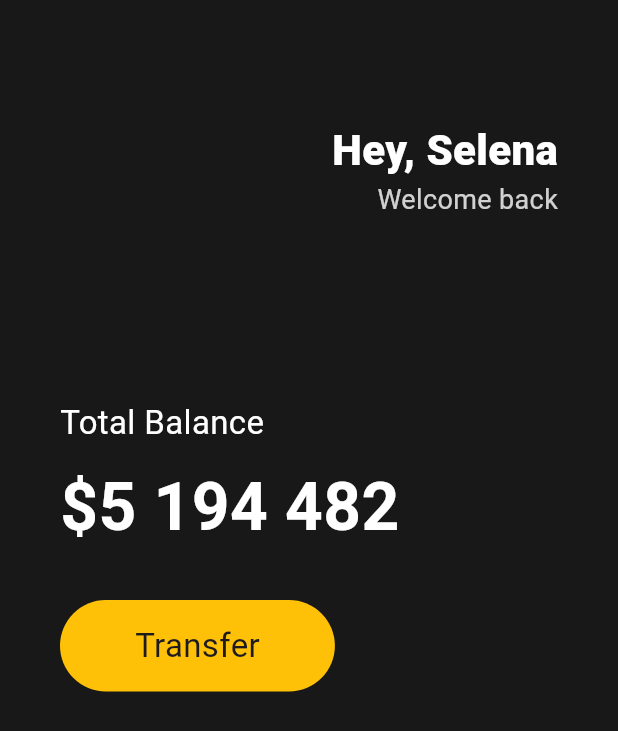
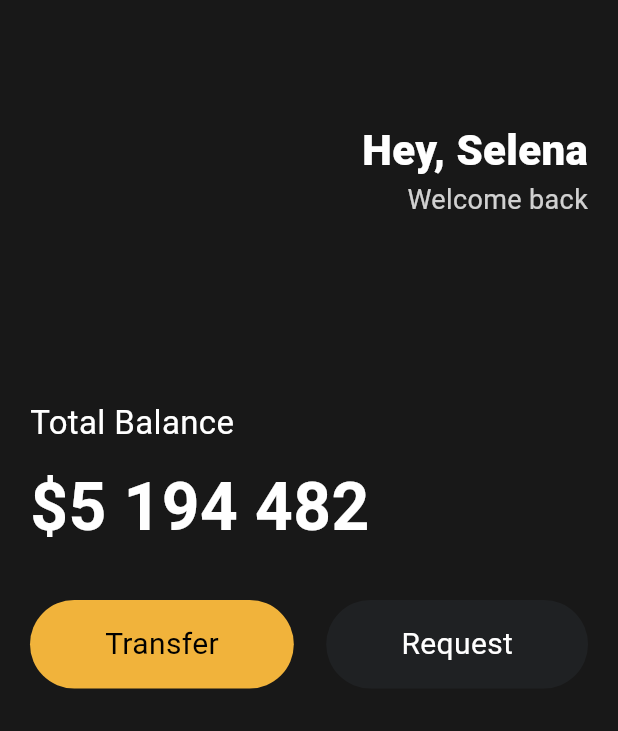
Before and after one commit to de-quei/toonflix, a Flutter app: the screen it shows after launch, on a phone screen of 412 x 824 dp. Shown: the top 731 px of the screen. Run offline on Flutter 3.47's test engine with Material 3 defaults, Android fonts, the phone set to English and light mode, and no system bars.

Commit message:
button class화

```diff
--- a/lib/main.dart
+++ b/lib/main.dart
@@ -1,6 +1,7 @@
 // ignore_for_file: prefer_const_constructors
 
 import 'package:flutter/material.dart';
+import 'package:toonflix/widgets/button.dart';
 
 void main() {
   runApp(App());
@@ -17,7 +18,7 @@ class App extends StatelessWidget {
           backgroundColor: const Color(0xFF181818),
           body: Padding(
             padding: const EdgeInsets.symmetric(
-              horizontal: 40,
+              horizontal: 20,
             ),
             child: Column(
               crossAxisAlignment: CrossAxisAlignment.start,
@@ -71,23 +72,18 @@ class App extends StatelessWidget {
                   height: 30,
                 ),
                 Row(
-                  children: [
-                    Container(
-                      decoration: BoxDecoration(
-                        color: Colors.amber,
-                        borderRadius: BorderRadius.circular(45),
-                      ),
-                      child: const Padding(
-                        padding:
-                            EdgeInsets.symmetric(vertical: 15, horizontal: 50),
-                        child: Text(
-                          'Transfer',
-                          style: TextStyle(
-                            fontSize: 22,
-                          ),
-                        ),
-                      ),
-                    )
+                  mainAxisAlignment: MainAxisAlignment.spaceBetween,
+                  children: const [
+                    Button(
+                      text: 'Transfer',
+                      bgColor: Color(0xFFF1B33B),
+                      textColor: Colors.black,
+                    ),
+                    Button(
+                      text: 'Request',
+                      bgColor: Color(0xFF1F2123),
+                      textColor: Colors.white,
+                    ),
                   ],
                 )
               ],
--- /dev/null
+++ b/lib/widgets/button.dart
@@ -0,0 +1,33 @@
+import 'package:flutter/material.dart';
+
+class Button extends StatelessWidget {
+  final String text;
+  final Color bgColor;
+  final Color textColor;
+
+  const Button(
+      {super.key,
+      required this.text,
+      required this.bgColor,
+      required this.textColor});
+
+  @override
+  Widget build(BuildContext context) {
+    return Container(
+      decoration: BoxDecoration(
+        color: bgColor,
+        borderRadius: BorderRadius.circular(45),
+      ),
+      child: Padding(
+        padding: const EdgeInsets.symmetric(vertical: 15, horizontal: 50),
+        child: Text(
+          text,
+          style: TextStyle(
+            fontSize: 20,
+            color: textColor,
+          ),
+        ),
+      ),
+    );
+  }
+}
```
